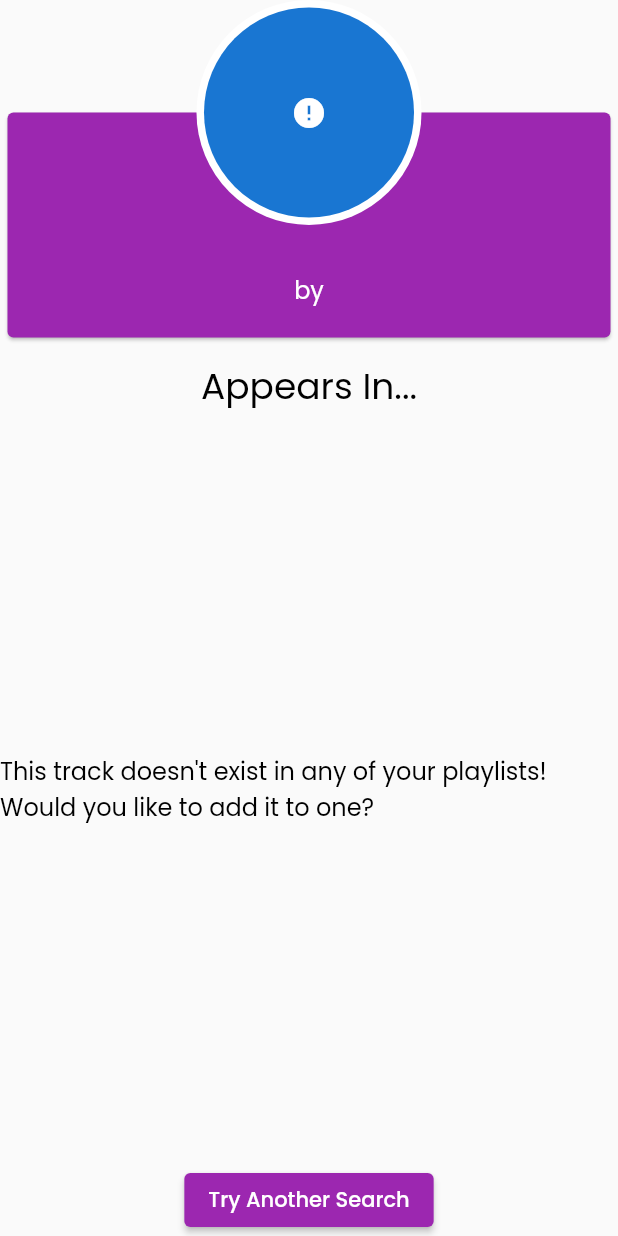
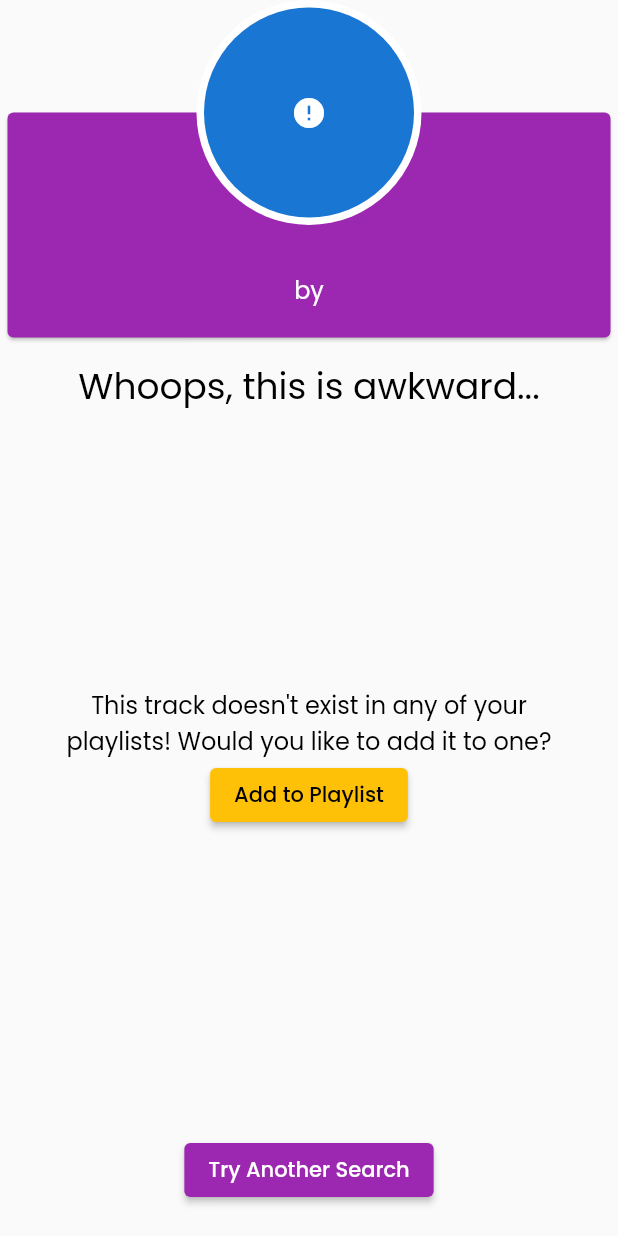
Before and after one commit to WoodwardTOwen/spotify_helper, a Flutter app: the SearchAllPlaylistsScreen screen opened directly with empty values, on a phone screen of 412 x 824 dp. Run offline on Flutter 3.47's test engine with Material 2 defaults, Android fonts, the phone set to English and light mode, and no system bars; drawn by our look-alikes of cached_network_image; our stand-ins replace bloc, dio, equatable, floor, flutter_bloc, flutter_dotenv and 3 more; missing offline and left inert: spotify_sdk; accounts and stored records are empty; network calls fail.

Commit message:
Small adjustments to the find all search

```diff
--- a/lib/screens/search_all_playlists_screen.dart
+++ b/lib/screens/search_all_playlists_screen.dart
@@ -1,6 +1,7 @@
 import 'package:flutter/material.dart';
 import 'package:provider/provider.dart';
 import 'package:spotify_helper/providers/playlist_finder_provider.dart';
+import 'package:spotify_helper/util/helper_methods.dart';
 import 'package:spotify_helper/widgets/playlist/playlist_finder_heading.dart';
 import 'package:spotify_helper/widgets/playlist/playlist_finder_loading_screen.dart';
 import 'package:spotify_helper/widgets/playlist/playlist_tile_finder.dart';
@@ -45,21 +46,67 @@ class _SearchAllPlaylistsState extends State<SearchAllPlaylistsScreen> {
                   child: Column(
                     children: [
                       PlaylistFinderHeading(track: args),
-                      const Padding(
-                        padding: EdgeInsets.only(top: 10.0),
-                        child: Text(
+                      Padding(
+                        padding: const EdgeInsets.only(top: 10.0),
+                        child: Provider.of<PlaylistFinderProvider>(context,
+                                    listen: false)
+                                .getListOfPlaylistsForDesiredTrack
+                                .isNotEmpty
+                            ? const Text(
                                 "Appears In...",
-                          style: TextStyle(color: Colors.black, fontSize: 24),
+                                style: TextStyle(
+                                    color: Colors.black, fontSize: 24),
+                              )
+                            : const Text(
+                                "Whoops, this is awkward...",
+                                style: TextStyle(
+                                    color: Colors.black, fontSize: 24),
                               ),
                       ),
                       Expanded(
                         child: Consumer<PlaylistFinderProvider>(
                           builder: (ctx, data, _) => data
                                   .getListOfPlaylistsForDesiredTrack.isEmpty
-                              ? const Center(
-                                  child: Text(
+                              ? Padding(
+                                  padding: const EdgeInsets.only(
+                                      left: 40, right: 40),
+                                  child: Column(
+                                    mainAxisAlignment: MainAxisAlignment.center,
+                                    crossAxisAlignment:
+                                        CrossAxisAlignment.center,
+                                    children: [
+                                      const Text(
                                         "This track doesn't exist in any of your playlists! Would you like to add it to one?",
-                                      style: TextStyle(color: Colors.black)),
+                                        style: TextStyle(
+                                          color: Colors.black,
+                                        ),
+                                        textAlign: TextAlign.center,
+                                      ),
+                                      Padding(
+                                        padding:
+                                            const EdgeInsets.only(bottom: 20),
+                                        child: ElevatedButton(
+                                            style: ElevatedButton.styleFrom(
+                                              primary: Theme.of(context)
+                                                  .colorScheme
+                                                  .secondary,
+                                            ),
+
+                                            //Change colour to secondary?
+                                            onPressed: () {
+                                              HelperMethods.createSnackBarMessage(
+                                                  context,
+                                                  "Soz Mush - This is for the future:)",
+                                                  isSecondaryColour: true);
+                                            },
+                                            child: const Text(
+                                              'Add to Playlist',
+                                              style: TextStyle(
+                                                  color: Colors.black),
+                                            )),
+                                      ),
+                                    ],
+                                  ),
                                 )
                               : ListView.builder(
                                   itemBuilder: (ctx, index) =>
@@ -73,11 +120,14 @@ class _SearchAllPlaylistsState extends State<SearchAllPlaylistsScreen> {
                                 ),
                         ),
                       ),
-                      ElevatedButton(
+                      Padding(
+                        padding: const EdgeInsets.only(bottom: 20),
+                        child: ElevatedButton(
                             onPressed: () {
                               Navigator.pop(context);
                             },
-                          child: const Text('Try Another Search'))
+                            child: const Text('Try Another Search')),
+                      ),
                     ],
                   ),
                 ),
--- a/lib/util/helper_methods.dart
+++ b/lib/util/helper_methods.dart
@@ -2,17 +2,21 @@ import 'package:flutter/material.dart';
 import 'package:google_fonts/google_fonts.dart';
 
 class HelperMethods {
-  static void createSnackBarMessage(
-      BuildContext context, String stringContent) {
+  static void createSnackBarMessage(BuildContext context, String stringContent,
+      {bool isSecondaryColour = false}) {
     ScaffoldMessenger.of(context).showSnackBar(
       SnackBar(
         content: Text(
           stringContent,
           textAlign: TextAlign.center,
-          style: TextStyle(fontFamily: GoogleFonts.poppins().fontFamily),
+          style: TextStyle(
+              fontFamily: GoogleFonts.poppins().fontFamily,
+              color: isSecondaryColour ? Colors.black : Colors.white),
         ),
         duration: const Duration(seconds: 2),
-        backgroundColor: Theme.of(context).colorScheme.primary,
+        backgroundColor: isSecondaryColour
+            ? Theme.of(context).colorScheme.secondary
+            : Theme.of(context).colorScheme.primary,
         behavior: SnackBarBehavior.floating,
         elevation: 2.0,
       ),
```
Lines whose indentation alone changed are shown as unchanged.
